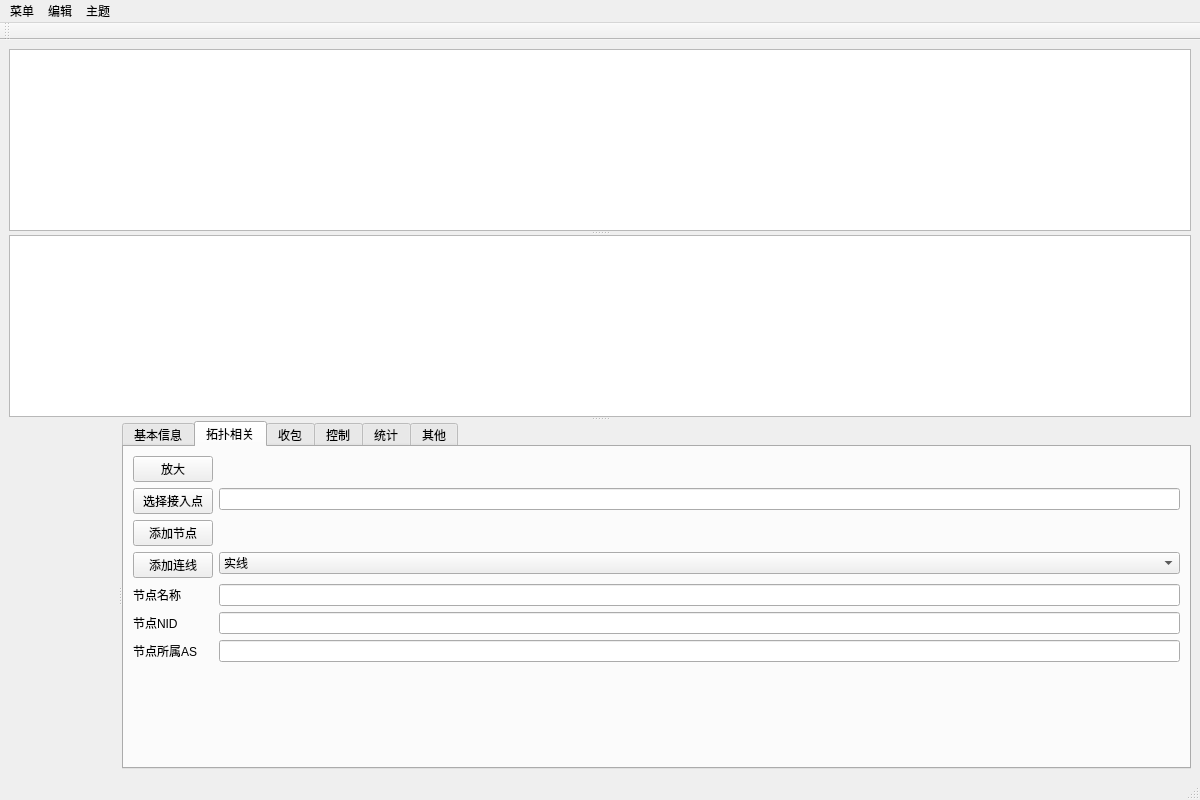
Old version of the form PageUI/mainPage.ui in the repository lxambulance/CoLoRagent.
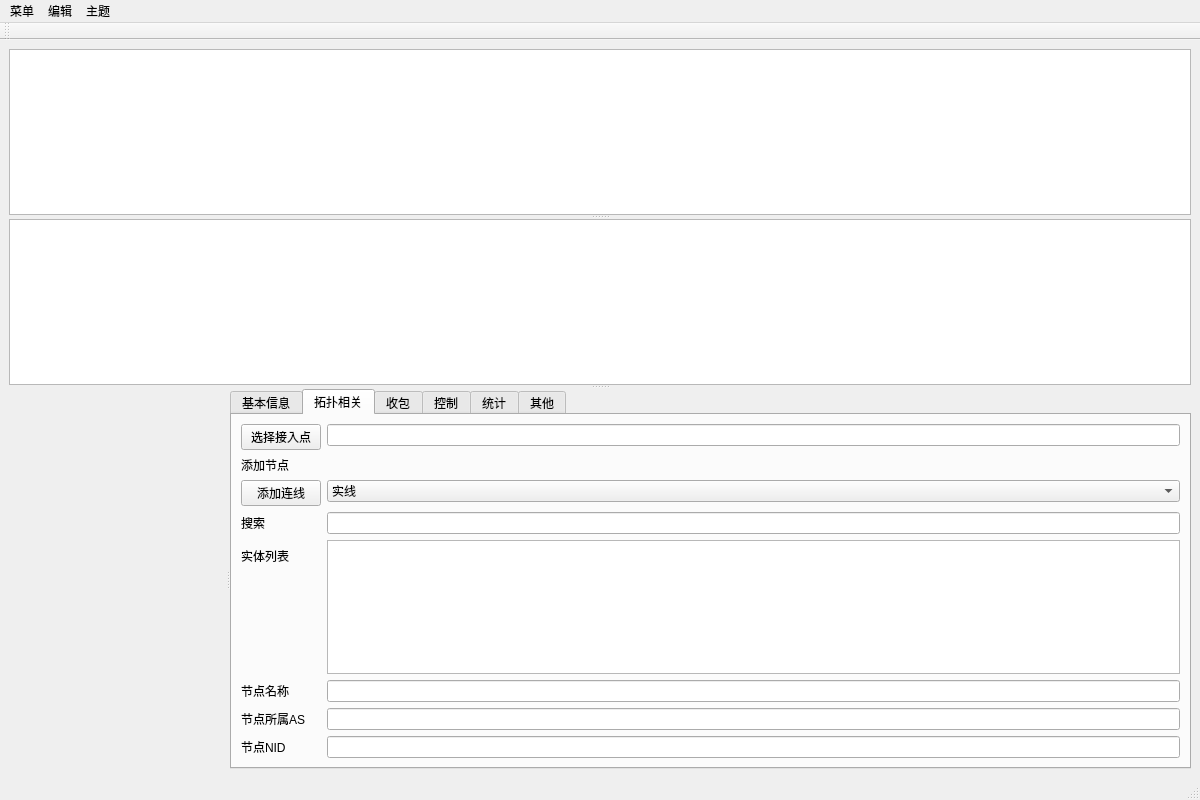
New version of the form. The open tabs and pages were chosen to show the change. Icons and pictures are not drawn. Custom widgets are drawn as their Qt base class.

Commit message: feat(login): 增加登录界面

Patch:
```diff
--- a/PageUI/mainPage.ui
+++ b/PageUI/mainPage.ui
@@ -19,7 +19,7 @@
   </property>
   <widget class="QWidget" name="centralwidget">
    <layout class="QGridLayout" name="gridLayout_3">
-    <item row="0" column="0">
+    <item row="0" column="1">
      <widget class="QSplitter" name="splitter_horizon">
       <property name="orientation">
        <enum>Qt::Vertical</enum>
@@ -74,50 +74,30 @@
          </attribute>
          <layout class="QFormLayout" name="formLayout">
           <item row="0" column="0">
-           <widget class="QPushButton" name="scaling">
-            <property name="text">
-             <string>放大</string>
-            </property>
-            <property name="checkable">
-             <bool>true</bool>
-            </property>
-           </widget>
-          </item>
-          <item row="0" column="1">
-           <spacer name="horizontalSpacer">
-            <property name="orientation">
-             <enum>Qt::Horizontal</enum>
-            </property>
-            <property name="sizeHint" stdset="0">
-             <size>
-              <width>872</width>
-              <height>20</height>
-             </size>
-            </property>
-           </spacer>
-          </item>
-          <item row="1" column="0">
            <widget class="QPushButton" name="chooseRouter">
             <property name="text">
              <string>选择接入点</string>
             </property>
            </widget>
           </item>
-          <item row="1" column="1">
+          <item row="0" column="1">
            <widget class="QLineEdit" name="routerAndAS">
             <property name="readOnly">
              <bool>true</bool>
             </property>
            </widget>
           </item>
-          <item row="2" column="0">
-           <widget class="QPushButton" name="addNode">
+          <item row="1" column="0">
+           <widget class="QLabel" name="additem_label">
             <property name="text">
              <string>添加节点</string>
             </property>
            </widget>
           </item>
-          <item row="3" column="0">
+          <item row="1" column="1">
+           <widget class="GraphicWindow" name="nodeType" native="true"/>
+          </item>
+          <item row="2" column="0">
            <widget class="QPushButton" name="addLine">
             <property name="text">
              <string>添加连线</string>
@@ -127,7 +107,7 @@
             </property>
            </widget>
           </item>
-          <item row="3" column="1">
+          <item row="2" column="1">
            <widget class="QComboBox" name="lineType">
             <item>
              <property name="text">
@@ -141,47 +121,40 @@
             </item>
            </widget>
           </item>
+          <item row="3" column="0">
+           <widget class="QLabel" name="label_2">
+            <property name="text">
+             <string>搜索</string>
+            </property>
+           </widget>
+          </item>
+          <item row="3" column="1">
+           <widget class="QLineEdit" name="lineEdit"/>
+          </item>
           <item row="4" column="0">
-           <widget class="QLabel" name="itemname_label">
+           <widget class="QLabel" name="label">
             <property name="text">
-             <string>节点名称</string>
+             <string>实体列表</string>
             </property>
            </widget>
           </item>
           <item row="4" column="1">
-           <widget class="QLineEdit" name="itemname">
-            <property name="readOnly">
-             <bool>true</bool>
-            </property>
-           </widget>
+           <widget class="QListWidget" name="listWidget"/>
           </item>
           <item row="5" column="0">
-           <widget class="QLabel" name="itemnid_label">
+           <widget class="QLabel" name="itemname_label">
             <property name="text">
-             <string>节点NID</string>
+             <string>节点名称</string>
             </property>
            </widget>
           </item>
           <item row="5" column="1">
-           <widget class="QLineEdit" name="itemnid">
+           <widget class="QLineEdit" name="itemname">
             <property name="readOnly">
              <bool>true</bool>
             </property>
            </widget>
           </item>
-          <item row="2" column="1">
-           <spacer name="horizontalSpacer_2">
-            <property name="orientation">
-             <enum>Qt::Horizontal</enum>
-            </property>
-            <property name="sizeHint" stdset="0">
-             <size>
-              <width>40</width>
-              <height>20</height>
-             </size>
-            </property>
-           </spacer>
-          </item>
           <item row="6" column="0">
            <widget class="QLabel" name="itemas_label">
             <property name="text">
@@ -196,6 +169,20 @@
             </property>
            </widget>
           </item>
+          <item row="7" column="0">
+           <widget class="QLabel" name="itemnid_label">
+            <property name="text">
+             <string>节点NID</string>
+            </property>
+           </widget>
+          </item>
+          <item row="7" column="1">
+           <widget class="QLineEdit" name="itemnid">
+            <property name="readOnly">
+             <bool>false</bool>
+            </property>
+           </widget>
+          </item>
          </layout>
         </widget>
         <widget class="QWidget" name="receiveTab">
```
Left out of the diff: 14 changed lines with no effect on the pictures. The commit also changes 7 other files.
